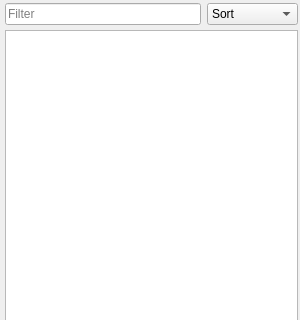
Qt form mpfmonitor/core/ui/searchable_tree.ui (missionpinball/mpf-monitor) before a commit; both pictures show x 0 to 300 and y 0 to 320 of the 300 by 500 pixel window.
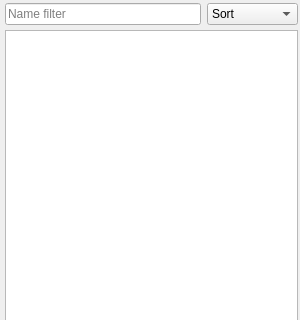
The same form after that commit.

The edit to the form file:
```diff
--- a/mpfmonitor/core/ui/searchable_tree.ui
+++ b/mpfmonitor/core/ui/searchable_tree.ui
@@ -46,7 +46,7 @@
         <string/>
        </property>
        <property name="placeholderText">
-        <string>Filter</string>
+        <string>Name filter</string>
        </property>
        <property name="clearButtonEnabled">
         <bool>true</bool>
```
